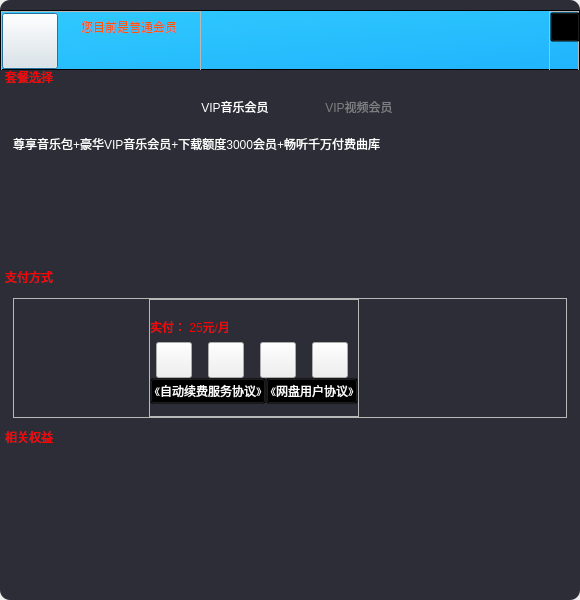
Above: VideoPlayer/mainwidget/vipmember/BuyVip.ui from huizhang556/pc-video-player before the change. Below: the same form after it.
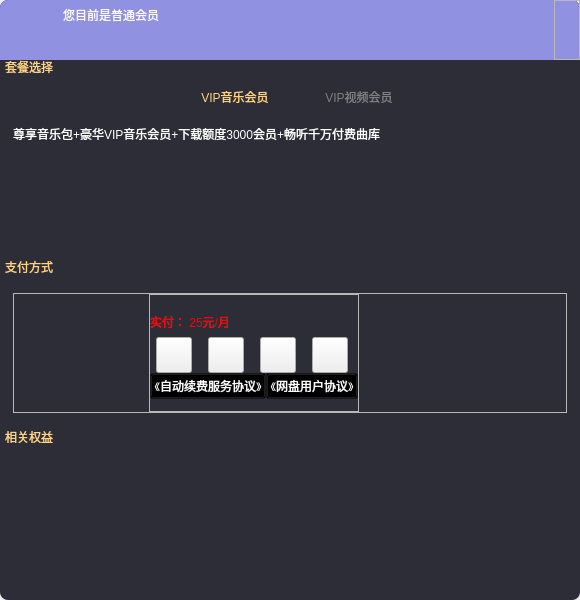
That is the form after the change. The open tabs and pages were chosen to show the change. Icons and pictures are not drawn. Custom widgets are drawn as their Qt base class.

The edit to the form file:
```diff
--- a/VideoPlayer/mainwidget/vipmember/BuyVip.ui
+++ b/VideoPlayer/mainwidget/vipmember/BuyVip.ui
@@ -22,7 +22,7 @@
   <property name="styleSheet">
    <string notr="true"/>
   </property>
-  <layout class="QVBoxLayout" name="verticalLayout_13">
+  <layout class="QVBoxLayout" name="verticalLayout_11">
    <property name="spacing">
     <number>0</number>
    </property>
@@ -43,7 +43,7 @@
      <property name="styleSheet">
       <string notr="true">#frame_main
 {
-border-radius: 10px;
+border-radius:8px;
 background-color: #2c2d36;
 }</string>
      </property>
@@ -53,27 +53,22 @@
      <property name="frameShadow">
       <enum>QFrame::Raised</enum>
      </property>
-     <layout class="QVBoxLayout" name="verticalLayout_14">
-      <property name="spacing">
-       <number>0</number>
-      </property>
-      <property name="leftMargin">
-       <number>0</number>
-      </property>
-      <property name="topMargin">
-       <number>0</number>
-      </property>
-      <property name="rightMargin">
-       <number>0</number>
-      </property>
-      <property name="bottomMargin">
-       <number>0</number>
-      </property>
-      <item>
        <layout class="QVBoxLayout" name="verticalLayout">
         <property name="spacing">
          <number>0</number>
         </property>
+      <property name="leftMargin">
+       <number>0</number>
+      </property>
+      <property name="topMargin">
+       <number>0</number>
+      </property>
+      <property name="rightMargin">
+       <number>0</number>
+      </property>
+      <property name="bottomMargin">
+       <number>0</number>
+      </property>
         <item>
          <widget class="QFrame" name="frame_title">
           <property name="minimumSize">
@@ -91,7 +86,10 @@
           <property name="styleSheet">
            <string notr="true">#frame_title
 {
-background-color:qlineargradient(spread:pad,x1:0,y1:0,x2:1,y2:1,stop:0 #31cafe, stop:1  #20b4fd);
+border-radius:8px;
+border-bottom-right-radius:0px;
+border-bottom-left-radius:0px;
+background-color: rgb(145, 145, 226);
 }</string>
           </property>
           <property name="frameShape">
@@ -117,60 +115,29 @@
             <number>0</number>
            </property>
            <item>
-            <widget class="QFrame" name="frame_head">
-             <property name="minimumSize">
-              <size>
-               <width>200</width>
-               <height>60</height>
-              </size>
-             </property>
-             <property name="maximumSize">
-              <size>
-               <width>200</width>
-               <height>60</height>
-              </size>
-             </property>
-             <property name="frameShape">
-              <enum>QFrame::StyledPanel</enum>
-             </property>
-             <property name="frameShadow">
-              <enum>QFrame::Raised</enum>
-             </property>
-             <layout class="QVBoxLayout" name="verticalLayout_11">
-              <property name="spacing">
-               <number>0</number>
-              </property>
-              <property name="leftMargin">
-               <number>0</number>
-              </property>
-              <property name="topMargin">
-               <number>0</number>
-              </property>
-              <property name="rightMargin">
-               <number>0</number>
-              </property>
-              <property name="bottomMargin">
-               <number>0</number>
-              </property>
-              <item>
                <layout class="QHBoxLayout" name="horizontalLayout_11">
+           <property name="spacing">
+            <number>0</number>
+           </property>
                 <item>
                  <widget class="QPushButton" name="pushButton_headIcon">
                   <property name="minimumSize">
                    <size>
-                    <width>56</width>
-                    <height>56</height>
+               <width>60</width>
+               <height>60</height>
                    </size>
                   </property>
                   <property name="maximumSize">
                    <size>
-                    <width>56</width>
-                    <height>56</height>
+               <width>60</width>
+               <height>60</height>
                    </size>
                   </property>
                   <property name="styleSheet">
                    <string notr="true">QPushButton
 {
+margin: 3px;
+border-radius: 25px;
 border-image: url(:/images/user/default_man01.png);
 }</string>
                   </property>
@@ -192,8 +159,15 @@
                     <property name="styleSheet">
                      <string notr="true">QPushButton
 {
+color: white;
+border: none;
+text-align: left;
+padding-left: 3px;
+}
+
+QPushButton:hover
+{
 color: #ff5500;
-border: none;
 }</string>
                     </property>
                     <property name="text">
@@ -218,9 +192,6 @@
                 </item>
                </layout>
               </item>
-             </layout>
-            </widget>
-           </item>
            <item>
             <spacer name="horizontalSpacer">
              <property name="orientation">
@@ -228,7 +199,7 @@
              </property>
              <property name="sizeHint" stdset="0">
               <size>
-               <width>323</width>
+             <width>357</width>
                <height>20</height>
               </size>
              </property>
@@ -238,13 +209,13 @@
             <widget class="QFrame" name="frame_close">
              <property name="minimumSize">
               <size>
-               <width>30</width>
+             <width>26</width>
                <height>60</height>
               </size>
              </property>
              <property name="maximumSize">
               <size>
-               <width>30</width>
+             <width>26</width>
                <height>60</height>
               </size>
              </property>
@@ -262,7 +233,7 @@
                <number>0</number>
               </property>
               <property name="topMargin">
-               <number>0</number>
+             <number>6</number>
               </property>
               <property name="rightMargin">
                <number>0</number>
@@ -274,21 +245,22 @@
                <widget class="QPushButton" name="pushButton_close">
                 <property name="minimumSize">
                  <size>
-                  <width>30</width>
-                  <height>30</height>
+                <width>20</width>
+                <height>20</height>
                  </size>
                 </property>
                 <property name="maximumSize">
                  <size>
-                  <width>30</width>
-                  <height>30</height>
+                <width>20</width>
+                <height>20</height>
                  </size>
                 </property>
                 <property name="styleSheet">
                  <string notr="true">QPushButton
 {
 background-color: transparent;
-	border-image: url(:/images/icon/close3.png);
+border-image: url(:/images/icon/close3.png);
+border-top-right-radius:8px;
 }
 
 QPushButton:hover{
@@ -340,11 +312,11 @@
           <property name="styleSheet">
            <string notr="true">QGroupBox
 {
-color: red;
+color: rgb(255, 211, 134);
 border-radius: 8px;
 margin: 10px 0px 0px 0px;
 border: 0px solid gray;
-font: 10pt &quot;Microsoft YaHei UI&quot;;
+font: 12pt &quot;Microsoft YaHei UI&quot;;
 }
 
 QGroupBox:title
@@ -419,7 +391,7 @@
 
 QTabBar::tab:selected 
 {
-	color: white;
+	color: rgb(255, 211, 134);
 	border: 0px solid #9B9B9B;
     border-bottom-color: #C2C7CB; /* same as pane color */
 }
@@ -523,7 +495,13 @@
 QListWidget::item
 {
 margin:5px;
-background-color: green;
+border-radius: 10px;
+background-color: rgb(247, 249, 252);
+}
+
+QListWidget::item:selected
+{
+background-color: rgb(255, 233, 192);
 }
 
 QListWidget::item:hover
@@ -635,23 +613,23 @@
           <property name="minimumSize">
            <size>
             <width>0</width>
-            <height>160</height>
+          <height>170</height>
            </size>
           </property>
           <property name="maximumSize">
            <size>
             <width>16777215</width>
-            <height>160</height>
+          <height>170</height>
            </size>
           </property>
           <property name="styleSheet">
            <string notr="true">QGroupBox
 {
-color: red;
+color: rgb(255, 211, 134);
 border-radius: 8px;
 margin: 10px 0px 0px 0px;
 border: 0px solid gray;
-font: 10pt &quot;Microsoft YaHei UI&quot;;
+font: 12pt &quot;Microsoft YaHei UI&quot;;
 }
 
 QGroupBox:title
@@ -1029,11 +1007,11 @@
           <property name="styleSheet">
            <string notr="true">QGroupBox
 {
-color: red;
+color: rgb(255, 211, 134);
 border-radius: 8px;
 margin: 10px 0px 0px 0px;
 border: 0px solid gray;
-font: 10pt &quot;Microsoft YaHei UI&quot;;
+font: 12pt &quot;Microsoft YaHei UI&quot;;
 }
 
 QGroupBox:title
@@ -1067,13 +1045,13 @@
              <property name="minimumSize">
               <size>
                <width>0</width>
-               <height>120</height>
+             <height>105</height>
               </size>
              </property>
              <property name="maximumSize">
               <size>
                <width>16777215</width>
-               <height>120</height>
+             <height>105</height>
               </size>
              </property>
              <property name="styleSheet">
@@ -1104,7 +1082,19 @@
                 <number>0</number>
                </property>
                <item>
-                <widget class="QListWidget" name="listWidget_rightmusic">
+              <widget class="CusListWidget" name="listWidget_rightmusic">
+               <property name="minimumSize">
+                <size>
+                 <width>0</width>
+                 <height>105</height>
+                </size>
+               </property>
+               <property name="maximumSize">
+                <size>
+                 <width>16777215</width>
+                 <height>105</height>
+                </size>
+               </property>
                  <property name="styleSheet">
                   <string notr="true">QListWidget
 {
@@ -1115,7 +1105,13 @@
 QListWidget::item
 {
 margin:5px;
-background-color: green;
+border-radius: 10px;
+background-color: rgb(247, 249, 252);
+}
+
+QListWidget::item:selected
+{
+background-color: rgb(255, 233, 192);
 }
 
 QListWidget::item:hover
@@ -1154,13 +1150,31 @@
           </layout>
          </widget>
         </item>
-       </layout>
+      <item>
+       <spacer name="verticalSpacer_3">
+        <property name="orientation">
+         <enum>Qt::Vertical</enum>
+        </property>
+        <property name="sizeHint" stdset="0">
+         <size>
+          <width>20</width>
+          <height>7</height>
+         </size>
+        </property>
+       </spacer>
       </item>
      </layout>
     </widget>
    </item>
   </layout>
  </widget>
+ <customwidgets>
+  <customwidget>
+   <class>CusListWidget</class>
+   <extends>QListWidget</extends>
+   <header>mainwidget/CusListWidget.h</header>
+  </customwidget>
+ </customwidgets>
  <resources/>
  <connections/>
 </ui>
```
Left out of the diff: 20 changed lines with no effect on the pictures. Lines whose indentation alone changed are shown as unchanged.
